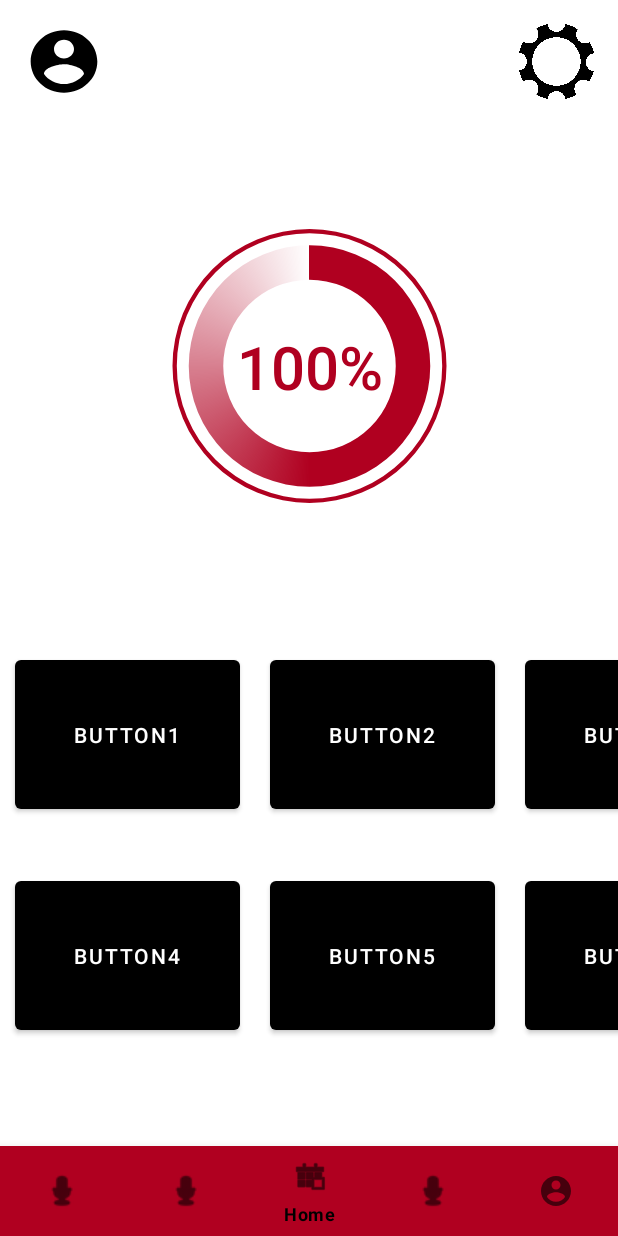
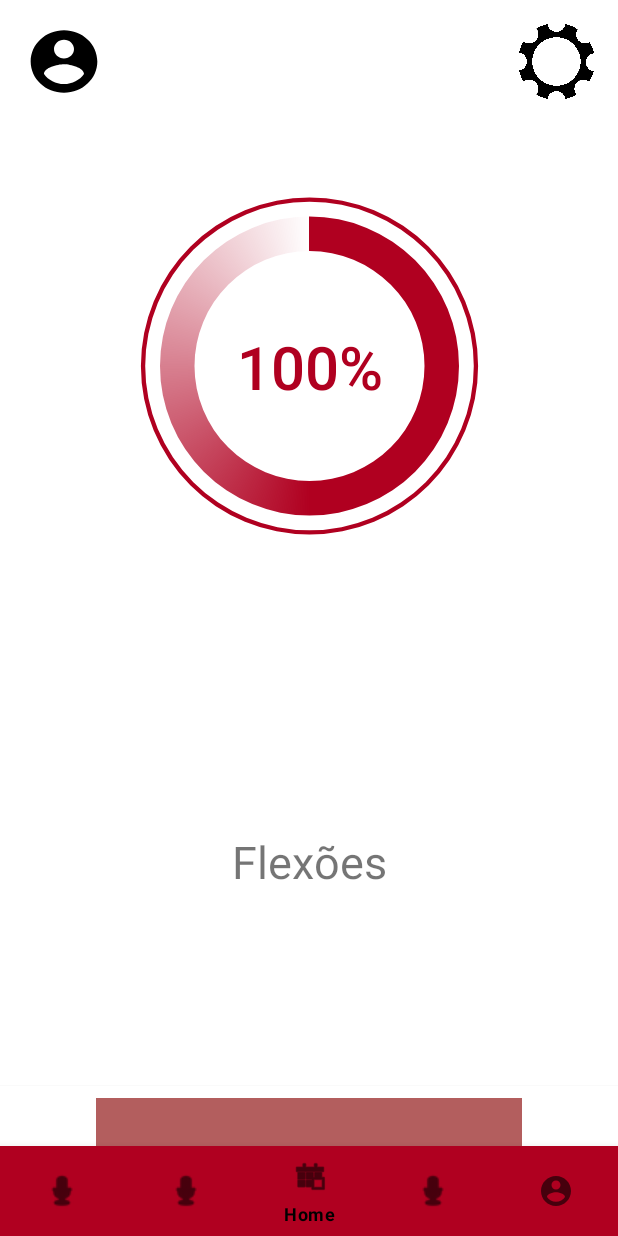
Before and after one commit to joaofmsilvaa/BodyBoost-Android-App, an Android app: the screen it shows after launch (MainActivity), on a phone screen of 412 x 824 dp. Run offline under Robolectric (Android 15) with nearby library versions, the phone set to English and light mode, and no system bars; our stand-ins replace navigation-ui.

Commit message:
Working cards
The cards are working but still need to be styled. They were made using recyclerviews and are contained in a verticall scrollview

```diff
--- a/BodyBoost/app/build.gradle
+++ b/BodyBoost/app/build.gradle
@@ -35,6 +35,7 @@ dependencies {
     implementation 'androidx.constraintlayout:constraintlayout:2.1.4'
     testImplementation 'junit:junit:4.13.2'
     androidTestImplementation 'androidx.test.ext:junit:1.1.5'
+    implementation "androidx.cardview:cardview:1.0.0"
     androidTestImplementation 'androidx.test.espresso:espresso-core:3.5.1'
 
     def nav_version = "2.5.3"
--- /dev/null
+++ b/BodyBoost/app/src/main/java/com/example/bodyboost/Exercise.java
@@ -0,0 +1,18 @@
+package com.example.bodyboost;
+
+public class Exercise {
+    private String exerciseName;
+
+
+    public Exercise(String exerciseName){
+        this.exerciseName = exerciseName;
+    }
+
+    public String getExerciseName(){
+        return(exerciseName);
+    }
+
+    public void setExerciseName(String exerciseName){
+        this.exerciseName = exerciseName;
+    }
+}
--- a/BodyBoost/app/src/main/java/com/example/bodyboost/HomeFragment.java
+++ b/BodyBoost/app/src/main/java/com/example/bodyboost/HomeFragment.java
@@ -5,6 +5,9 @@ import android.os.Bundle;
 import androidx.annotation.NonNull;
 import androidx.annotation.Nullable;
 import androidx.fragment.app.Fragment;
+import androidx.recyclerview.widget.DefaultItemAnimator;
+import androidx.recyclerview.widget.LinearLayoutManager;
+import androidx.recyclerview.widget.RecyclerView;
 
 import android.view.LayoutInflater;
 import android.view.View;
@@ -12,7 +15,7 @@ import android.view.ViewGroup;
 import android.widget.ProgressBar;
 import android.widget.TextView;
 
-import org.w3c.dom.Text;
+import java.util.ArrayList;
 
 /**
  * A simple {@link Fragment} subclass.
@@ -21,7 +24,10 @@ import org.w3c.dom.Text;
  */
 public class HomeFragment extends Fragment {
 
-
+    private ArrayList<Exercise> exerciseArrayList;
+    private ArrayList<Meal> mealArrayList;
+    private RecyclerView exerciseRecyclerView;
+    private RecyclerView mealsRecyclerView;
     private int percentageValue = 100;
     private TextView percentage;
     private ProgressBar percentageBar;
@@ -31,12 +37,11 @@ public class HomeFragment extends Fragment {
         super.onCreate(savedInstanceState);
     }
 
-@Override
-public View onCreateView(LayoutInflater inflater, ViewGroup container, Bundle savedInstanceState) {
+    @Override
+    public View onCreateView(LayoutInflater inflater, ViewGroup container, Bundle savedInstanceState) {
          //Inflate the layout for this fragment
         return inflater.inflate(R.layout.fragment_home, container, false);
-
-}
+    }
 
     @Override
     public void onViewCreated(@NonNull View view, @Nullable Bundle savedInstanceState) {
@@ -48,6 +53,49 @@ public View onCreateView(LayoutInflater inflater, ViewGroup container, Bundle sa
         percentageBar = view.findViewById(R.id.percentageBar);
         percentageBar.setProgress(percentageValue);
 
+        exerciseRecyclerView = view.findViewById(R.id.exerciseRecyclerView);
+        mealsRecyclerView = view.findViewById(R.id.mealRecyclerView);
+
+        exerciseArrayList = new ArrayList<>();
+        setExerciseInfo();
+        setExerciseAdapter();
+
+        mealArrayList = new ArrayList<>();
+        setMealInfo();
+        setMealsAdapter();
+
+    }
+
+    private void setExerciseAdapter() {
+        exerciseAdapter exerciseAdapter = new exerciseAdapter(exerciseArrayList);
+
+        LinearLayoutManager layoutManager = new LinearLayoutManager(getActivity().getApplicationContext(), LinearLayoutManager.HORIZONTAL, false);
+
+        exerciseRecyclerView.setLayoutManager(layoutManager);
+        exerciseRecyclerView.setItemAnimator(new DefaultItemAnimator());
+        exerciseRecyclerView.setAdapter(exerciseAdapter);
+    }
+
+    private void setMealsAdapter() {
+        mealAdapter mealAdapter = new mealAdapter(mealArrayList);
+
+        LinearLayoutManager layoutManager = new LinearLayoutManager(getActivity().getApplicationContext(), LinearLayoutManager.HORIZONTAL, false);
+
+        mealsRecyclerView.setLayoutManager(layoutManager);
+        mealsRecyclerView.setItemAnimator(new DefaultItemAnimator());
+        mealsRecyclerView.setAdapter(mealAdapter);
+    }
+
+    private void setExerciseInfo() {
+        exerciseArrayList.add(new Exercise("Flexões"));
+        exerciseArrayList.add(new Exercise("Abdominais"));
+        exerciseArrayList.add(new Exercise("Agachamentos"));
+    }
+
+    private void setMealInfo() {
+        mealArrayList.add(new Meal("Frango"));
+        mealArrayList.add(new Meal("Arroz"));
+        mealArrayList.add(new Meal("Feijão"));
     }
 
 }
--- a/BodyBoost/app/src/main/java/com/example/bodyboost/MainActivity.java
+++ b/BodyBoost/app/src/main/java/com/example/bodyboost/MainActivity.java
@@ -4,10 +4,13 @@ import androidx.appcompat.app.AppCompatActivity;
 import androidx.navigation.NavController;
 import androidx.navigation.fragment.NavHostFragment;
 import androidx.navigation.ui.NavigationUI;
+import androidx.recyclerview.widget.RecyclerView;
 
 import android.os.Bundle;
 
 import com.google.android.material.bottomnavigation.BottomNavigationView;
+
+import java.util.ArrayList;
 
 public class MainActivity extends AppCompatActivity {
 
@@ -15,11 +18,12 @@ public class MainActivity extends AppCompatActivity {
     protected void onCreate(Bundle savedInstanceState) {
         super.onCreate(savedInstanceState);
         setContentView(R.layout.activity_main);
-
         NavHostFragment navHostFragment =
                 (NavHostFragment) getSupportFragmentManager().findFragmentById(R.id.fragmentContainerView);
         NavController navController = navHostFragment.getNavController();
         BottomNavigationView bottomNav = findViewById(R.id.bottomNavigationView);
         NavigationUI.setupWithNavController(bottomNav, navController);
+
     }
+
 }
--- /dev/null
+++ b/BodyBoost/app/src/main/java/com/example/bodyboost/Meal.java
@@ -0,0 +1,20 @@
+package com.example.bodyboost;
+
+public class Meal {
+
+    private String mealName;
+
+
+    public Meal(String mealName){
+        this.mealName = mealName;
+    }
+
+    public String getmealName(){
+        return(mealName);
+    }
+
+    public void setmealName(String mealName){
+        this.mealName = mealName;
+    }
+
+}
--- /dev/null
+++ b/BodyBoost/app/src/main/java/com/example/bodyboost/exerciseAdapter.java
@@ -0,0 +1,46 @@
+package com.example.bodyboost;
+
+import android.view.LayoutInflater;
+import android.view.View;
+import android.view.ViewGroup;
+import android.widget.TextView;
+
+import androidx.annotation.NonNull;
+import androidx.recyclerview.widget.RecyclerView;
+
+import java.util.ArrayList;
+
+public class exerciseAdapter extends RecyclerView.Adapter<exerciseAdapter.MyViewHolder>{
+    private ArrayList<Exercise> exerciseList;
+
+    public exerciseAdapter(ArrayList<Exercise> exerciseList){
+        this.exerciseList = exerciseList;
+    }
+
+    public class MyViewHolder extends RecyclerView.ViewHolder{
+        private TextView exerciseNameText;
+
+        public MyViewHolder(final View view){
+            super(view);
+            exerciseNameText = view.findViewById(R.id.exerciseName);
+        }
+    }
+
+    @NonNull
+    @Override
+    public exerciseAdapter.MyViewHolder onCreateViewHolder(@NonNull ViewGroup parent, int viewType) {
+        View itemView = LayoutInflater.from(parent.getContext()).inflate(R.layout.list_items, parent, false);
+        return new MyViewHolder(itemView);
+    }
+
+    @Override
+    public void onBindViewHolder(@NonNull exerciseAdapter.MyViewHolder holder, int position) {
+        String name = exerciseList.get(position).getExerciseName();
+        holder.exerciseNameText.setText(name);
+    }
+
+    @Override
+    public int getItemCount() {
+        return exerciseList.size();
+    }
+}
--- /dev/null
+++ b/BodyBoost/app/src/main/java/com/example/bodyboost/mealAdapter.java
@@ -0,0 +1,47 @@
+package com.example.bodyboost;
+
+import android.view.LayoutInflater;
+import android.view.View;
+import android.view.ViewGroup;
+import android.widget.TextView;
+
+import androidx.annotation.NonNull;
+import androidx.recyclerview.widget.RecyclerView;
+
+import java.util.ArrayList;
+
+public class mealAdapter extends RecyclerView.Adapter<mealAdapter.MyViewHolder>{
+    private ArrayList<Meal> mealList;
+
+    public mealAdapter(ArrayList<Meal> mealList){
+        this.mealList = mealList;
+    }
+
+    public class MyViewHolder extends RecyclerView.ViewHolder{
+        private TextView mealNameText;
+
+        public MyViewHolder(final View view){
+            super(view);
+            mealNameText = view.findViewById(R.id.exerciseName);
+        }
+    }
+
+    @NonNull
+    @Override
+    public mealAdapter.MyViewHolder onCreateViewHolder(@NonNull ViewGroup parent, int viewType) {
+        View itemView = LayoutInflater.from(parent.getContext()).inflate(R.layout.list_meals, parent, false);
+        return new MyViewHolder(itemView);
+    }
+
+    @Override
+    public void onBindViewHolder(@NonNull mealAdapter.MyViewHolder holder, int position) {
+        String name = mealList.get(position).getmealName();
+        holder.mealNameText.setText(name);
+    }
+
+    @Override
+    public int getItemCount() {
+        return mealList.size();
+    }
+
+}
--- a/BodyBoost/app/src/main/res/drawable/custom_progressbar.xml
+++ b/BodyBoost/app/src/main/res/drawable/custom_progressbar.xml
@@ -3,13 +3,13 @@
 
 
     <item android:id="@android:id/background">
-        <shape android:shape="ring" android:innerRadiusRatio="2.6"
+        <shape android:shape="ring" android:innerRadiusRatio="2.1"
             android:useLevel="false" android:thicknessRatio="80">
             <solid android:color="@color/design_default_color_error" />
         </shape>
     </item>
     <item android:id="@android:id/progress">
-        <shape android:shape="ring" android:innerRadiusRatio="4"
+        <shape android:shape="ring" android:innerRadiusRatio="3"
             android:thicknessRatio="10" android:useLevel="true">
             <solid android:color="@color/design_default_color_error"/>
             <gradient
--- a/BodyBoost/app/src/main/res/layout/fragment_home.xml
+++ b/BodyBoost/app/src/main/res/layout/fragment_home.xml
@@ -20,8 +20,8 @@
         android:rotation="270"
         android:rotationY="180"
         android:secondaryProgress="0"
-        app:layout_constraintEnd_toEndOf="@+id/horizontalScrollView2"
-        app:layout_constraintStart_toStartOf="@+id/horizontalScrollView2"
+        app:layout_constraintEnd_toEndOf="parent"
+        app:layout_constraintStart_toStartOf="parent"
         app:layout_constraintTop_toTopOf="parent" />
 
     <TextView
@@ -30,7 +30,7 @@
         android:layout_height="90dp"
         android:fontFamily="sans-serif-medium"
         android:gravity="center_vertical"
-        android:text="0"
+        android:text="@string/_0"
         android:textAlignment="center"
         android:textColor="@color/design_default_color_error"
         android:textSize="40sp"
@@ -39,90 +39,6 @@
         app:layout_constraintStart_toStartOf="@+id/percentageBar"
         app:layout_constraintTop_toTopOf="@+id/percentageBar"
         tools:ignore="RtlCompat" />
-
-    <HorizontalScrollView
-        android:id="@+id/horizontalScrollView2"
-        android:layout_width="0dp"
-        android:layout_height="wrap_content"
-        android:layout_marginTop="64dp"
-        android:fillViewport="true"
-        android:scrollbars="none"
-        app:layout_constraintEnd_toEndOf="parent"
-        app:layout_constraintStart_toStartOf="parent"
-        app:layout_constraintTop_toBottomOf="@+id/percentageBar">
-
-        <LinearLayout
-            android:layout_width="wrap_content"
-            android:layout_height="wrap_content"
-            android:orientation="horizontal">
-
-            <Button
-                android:id="@+id/button1"
-                android:layout_width="150dp"
-                android:layout_height="111dp"
-                android:layout_margin="10dp"
-                android:layout_weight="1"
-                android:text="@string/button1" />
-
-            <Button
-                android:id="@+id/button2"
-                android:layout_width="150dp"
-                android:layout_height="111dp"
-                android:layout_margin="10dp"
-                android:layout_weight="1"
-                android:text="@string/button2" />
-
-            <Button
-                android:id="@+id/button3"
-                android:layout_width="150dp"
-                android:layout_height="111dp"
-                android:layout_margin="10dp"
-                android:layout_weight="1"
-                android:text="@string/button3" />
-
-        </LinearLayout>
-    </HorizontalScrollView>
-
-    <HorizontalScrollView
-        android:id="@+id/horizontalScrollView3"
-        android:layout_width="0dp"
-        android:layout_height="wrap_content"
-        android:layout_marginTop="16dp"
-        app:layout_constraintEnd_toEndOf="@+id/horizontalScrollView2"
-        app:layout_constraintStart_toStartOf="@+id/horizontalScrollView2"
-        app:layout_constraintTop_toBottomOf="@+id/horizontalScrollView2">
-
-        <LinearLayout
-            android:layout_width="wrap_content"
-            android:layout_height="wrap_content"
-            android:orientation="horizontal">
-
-            <Button
-                android:id="@+id/button4"
-                android:layout_width="150dp"
-                android:layout_height="111dp"
-                android:layout_margin="10dp"
-                android:layout_weight="1"
-                android:text="@string/button4" />
-
-            <Button
-                android:id="@+id/button5"
-                android:layout_width="150dp"
-                android:layout_height="111dp"
-                android:layout_margin="10dp"
-                android:layout_weight="1"
-                android:text="@string/button5" />
-
-            <Button
-                android:id="@+id/button6"
-                android:layout_width="150dp"
-                android:layout_height="111dp"
-                android:layout_margin="10dp"
-                android:layout_weight="1"
-                android:text="@string/button6" />
-
-        </LinearLayout>
-    </HorizontalScrollView>
 
     <Button
         android:id="@+id/def_button"
@@ -148,4 +64,70 @@
         app:layout_constraintTop_toTopOf="parent"
         tools:ignore="SpeakableTextPresentCheck" />
 
+    <ScrollView
+        android:layout_width="0dp"
+        android:layout_height="0dp"
+        android:layout_marginTop="64dp"
+        app:layout_constraintBottom_toBottomOf="parent"
+        app:layout_constraintEnd_toEndOf="parent"
+        app:layout_constraintStart_toStartOf="parent"
+        app:layout_constraintTop_toBottomOf="@+id/percentageBar">
+
+        <LinearLayout
+            android:layout_width="match_parent"
+            android:layout_height="wrap_content"
+            android:orientation="vertical">
+
+            <androidx.recyclerview.widget.RecyclerView
+                android:id="@+id/exerciseRecyclerView"
+                android:layout_width="match_parent"
+                android:layout_height="wrap_content" />
+
+            <androidx.recyclerview.widget.RecyclerView
+                android:id="@+id/mealRecyclerView"
+                android:layout_width="match_parent"
+                android:layout_height="wrap_content" />
+
+        </LinearLayout>
+
+    </ScrollView>
+
+    <!-- <ScrollView
+        android:layout_width="0dp"
+        android:layout_height="0dp"
+        app:layout_constraintBottom_toBottomOf="parent"
+        app:layout_constraintEnd_toEndOf="parent"
+        app:layout_constraintStart_toStartOf="parent"
+        app:layout_constraintTop_toBottomOf="@+id/percentageBar">
+
+        <LinearLayout
+            android:layout_width="match_parent"
+            android:layout_height="wrap_content"
+            android:orientation="vertical">
+
+            <androidx.recyclerview.widget.RecyclerView
+                android:id="@+id/exerciseRecyclerView"
+                android:layout_width="0dp"
+                android:layout_height="270dp"
+                android:layout_marginBottom="16dp"
+                android:orientation="horizontal"
+                app:layout_constraintBottom_toTopOf="@+id/mealRecyclerView"
+                app:layout_constraintEnd_toEndOf="@+id/mealRecyclerView"
+                app:layout_constraintHorizontal_bias="1.0"
+                app:layout_constraintStart_toStartOf="@+id/mealRecyclerView" />
+
+            <androidx.recyclerview.widget.RecyclerView
+                android:id="@+id/mealRecyclerView"
+                android:layout_width="0dp"
+                android:layout_height="270dp"
+                android:orientation="horizontal"
+                app:layout_constraintBottom_toBottomOf="parent"
+                app:layout_constraintEnd_toEndOf="parent"
+                app:layout_constraintHorizontal_bias="0.0"
+                app:layout_constraintStart_toStartOf="parent" />
+
+        </LinearLayout>
+
+    </ScrollView>-->
+
 </androidx.constraintlayout.widget.ConstraintLayout>
--- /dev/null
+++ b/BodyBoost/app/src/main/res/layout/list_items.xml
@@ -0,0 +1,40 @@
+<?xml version="1.0" encoding="utf-8"?>
+<androidx.constraintlayout.widget.ConstraintLayout xmlns:android="http://schemas.android.com/apk/res/android"
+    xmlns:app="http://schemas.android.com/apk/res-auto"
+    xmlns:tools="http://schemas.android.com/tools"
+    android:layout_width="match_parent"
+    android:layout_height="300dp">
+
+    <androidx.cardview.widget.CardView
+        android:id="@+id/cardView"
+        android:layout_width="match_parent"
+        android:layout_height="80dp"
+        app:layout_constraintEnd_toEndOf="parent"
+        app:layout_constraintStart_toStartOf="parent"
+        app:layout_constraintTop_toBottomOf="parent" />
+
+    <TextView
+        android:id="@+id/textView"
+        android:layout_width="0dp"
+        android:layout_height="0dp"
+        android:layout_marginStart="64dp"
+        android:layout_marginTop="8dp"
+        android:layout_marginEnd="64dp"
+        android:layout_marginBottom="8dp"
+        android:background="@color/colorPrimary"
+        app:layout_constraintBottom_toTopOf="@+id/cardView"
+        app:layout_constraintEnd_toEndOf="parent"
+        app:layout_constraintStart_toStartOf="parent"
+        app:layout_constraintTop_toTopOf="parent" />
+
+    <TextView
+        android:id="@+id/exerciseName"
+        android:layout_width="wrap_content"
+        android:layout_height="wrap_content"
+        android:text="Exercise name"
+        android:textSize="30sp"
+        app:layout_constraintBottom_toBottomOf="@+id/textView"
+        app:layout_constraintEnd_toEndOf="@+id/textView"
+        app:layout_constraintStart_toStartOf="@+id/textView"
+        app:layout_constraintTop_toTopOf="@+id/textView" />
+</androidx.constraintlayout.widget.ConstraintLayout>
--- /dev/null
+++ b/BodyBoost/app/src/main/res/layout/list_meals.xml
@@ -0,0 +1,40 @@
+<?xml version="1.0" encoding="utf-8"?>
+<androidx.constraintlayout.widget.ConstraintLayout xmlns:android="http://schemas.android.com/apk/res/android"
+    xmlns:app="http://schemas.android.com/apk/res-auto"
+    xmlns:tools="http://schemas.android.com/tools"
+    android:layout_width="match_parent"
+    android:layout_height="300dp">
+
+    <androidx.cardview.widget.CardView
+        android:id="@+id/cardView"
+        android:layout_width="match_parent"
+        android:layout_height="80dp"
+        app:layout_constraintEnd_toEndOf="parent"
+        app:layout_constraintStart_toStartOf="parent"
+        app:layout_constraintTop_toBottomOf="parent" />
+
+    <TextView
+        android:id="@+id/textView"
+        android:layout_width="0dp"
+        android:layout_height="0dp"
+        android:layout_marginStart="64dp"
+        android:layout_marginTop="8dp"
+        android:layout_marginEnd="64dp"
+        android:layout_marginBottom="8dp"
+        android:background="#B35E5E"
+        app:layout_constraintBottom_toTopOf="@+id/cardView"
+        app:layout_constraintEnd_toEndOf="parent"
+        app:layout_constraintStart_toStartOf="parent"
+        app:layout_constraintTop_toTopOf="parent" />
+
+    <TextView
+        android:id="@+id/exerciseName"
+        android:layout_width="wrap_content"
+        android:layout_height="wrap_content"
+        android:text="Meal Name"
+        android:textSize="30sp"
+        app:layout_constraintBottom_toBottomOf="@+id/textView"
+        app:layout_constraintEnd_toEndOf="@+id/textView"
+        app:layout_constraintStart_toStartOf="@+id/textView"
+        app:layout_constraintTop_toTopOf="@+id/textView" />
+</androidx.constraintlayout.widget.ConstraintLayout>
--- a/BodyBoost/app/src/main/res/values/colors.xml
+++ b/BodyBoost/app/src/main/res/values/colors.xml
@@ -8,4 +8,6 @@
     <color name="black">#FF000000</color>
     <color name="white">#FFFFFFFF</color>
     <color name="mainRed">#ED3147</color>
+    <color name="colorPrimary">#FFFFFFFF</color>
+    <color name="colorPrimaryDark">#FF000000</color>
 </resources>
--- a/BodyBoost/app/src/main/res/values/strings.xml
+++ b/BodyBoost/app/src/main/res/values/strings.xml
@@ -9,4 +9,5 @@
     <string name="button5">Button5</string>
     <string name="button6">Button3</string>
     <string name="_75">75%</string>
+    <string name="_0">0</string>
 </resources>
--- a/BodyBoost/app/src/main/res/values/themes.xml
+++ b/BodyBoost/app/src/main/res/values/themes.xml
@@ -12,5 +12,6 @@
         <!-- Status bar color. -->
         <item name="android:statusBarColor">?attr/colorPrimaryVariant</item>
         <!-- Customize your theme here. -->
+
     </style>
 </resources>
```
